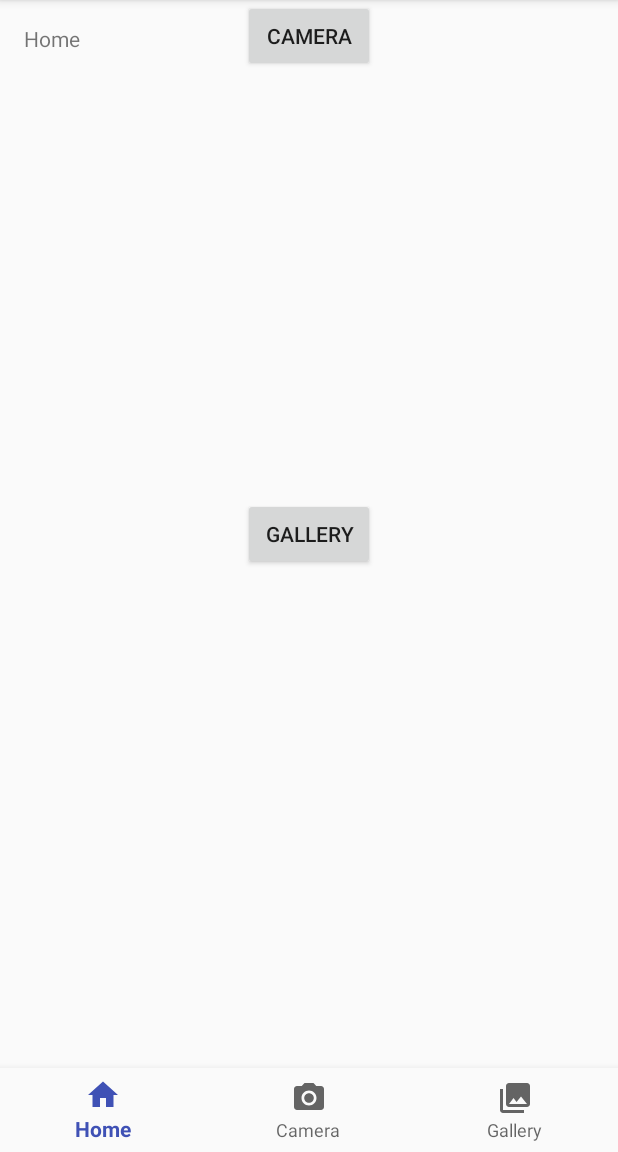
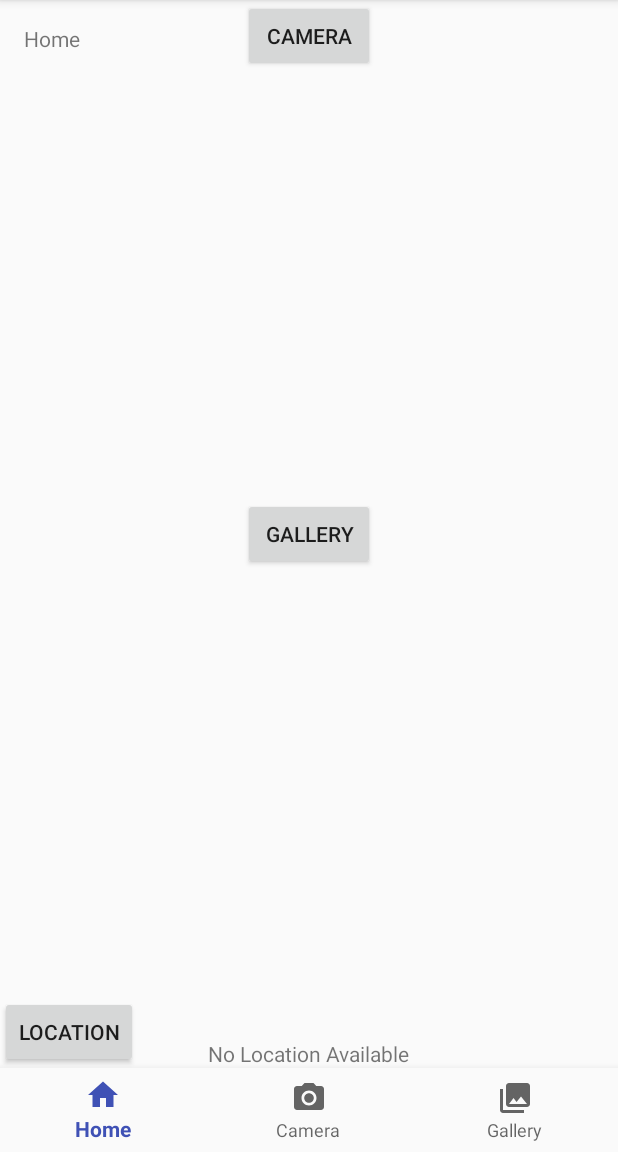
Before and after one commit to graeabbott/wildbookApp, an Android app: the screen it shows after launch (MainActivity), on a phone screen of 412 x 824 dp, the part 84-1236 px from its top. Run offline under Robolectric (Android 15) with nearby library versions, the phone set to English and light mode, and no system bars.

Commit message:
worked on location

```diff
--- a/MyApplication1/app/src/main/AndroidManifest.xml
+++ b/MyApplication1/app/src/main/AndroidManifest.xml
@@ -6,6 +6,9 @@
     <uses-permission android:name="android.permission.CAMERA" />
     <uses-permission android:name="android.hardware.camera.autofocus" />
     <uses-permission android:name="android.permission.WRITE_EXTERNAL_STORAGE" />
+
+    <uses-permission android:name="android.permission.ACCESS_FINE_LOCATION" />
+    <uses-feature android:name="android.hardware.location.gps" />
 
 
 
--- a/MyApplication1/app/src/main/res/layout/activity_main.xml
+++ b/MyApplication1/app/src/main/res/layout/activity_main.xml
@@ -28,6 +28,13 @@
             android:text="@string/title_home" />
 
         <Button
+            android:id="@+id/button3"
+            android:layout_width="wrap_content"
+            android:layout_height="wrap_content"
+            android:layout_gravity="center_vertical|center_horizontal"
+            android:text="@string/title_gallery" />
+
+        <Button
             android:id="@+id/cameraButton"
             android:layout_width="wrap_content"
             android:layout_height="wrap_content"
@@ -35,12 +42,19 @@
             android:onClick="onTakePhotoClick"
             android:text="@string/title_camera" />
 
-        <Button
-            android:id="@+id/button3"
+        <TextView
+            android:id="@+id/locationText"
             android:layout_width="wrap_content"
             android:layout_height="wrap_content"
-            android:layout_gravity="center_vertical|center_horizontal"
-            android:text="@string/title_gallery" />
+            android:layout_gravity="bottom|center_horizontal"
+            android:text="No Location Available" />
+
+        <Button
+            android:id="@+id/locationButton"
+            android:layout_width="wrap_content"
+            android:layout_height="wrap_content"
+            android:layout_gravity="bottom"
+            android:text="Location" />
 
     </FrameLayout>
 
```
